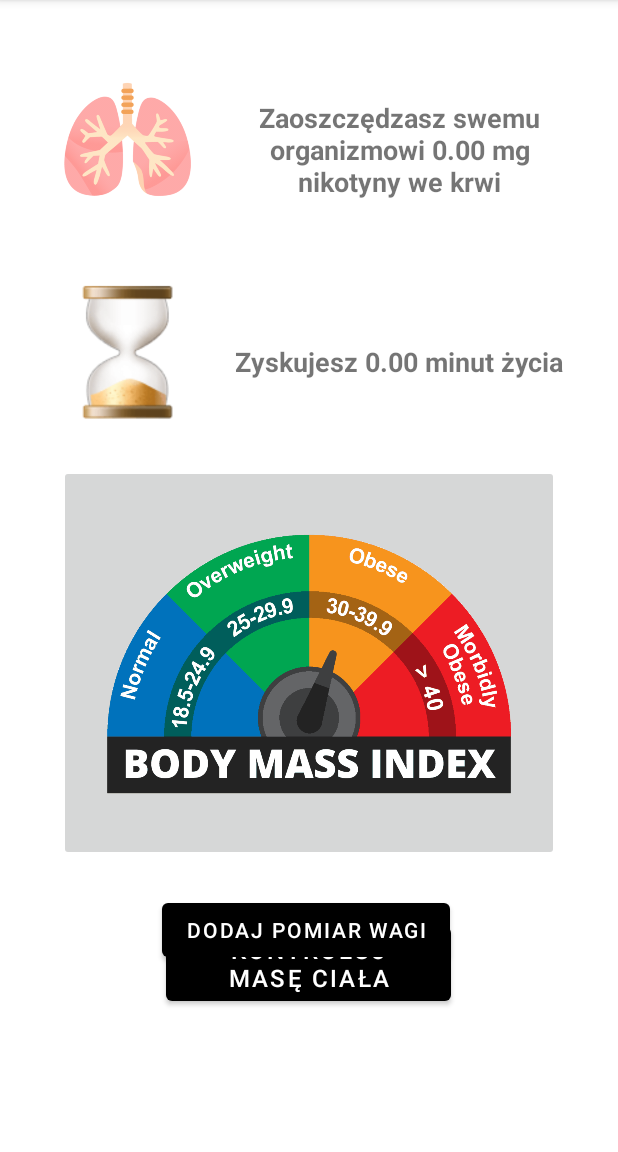
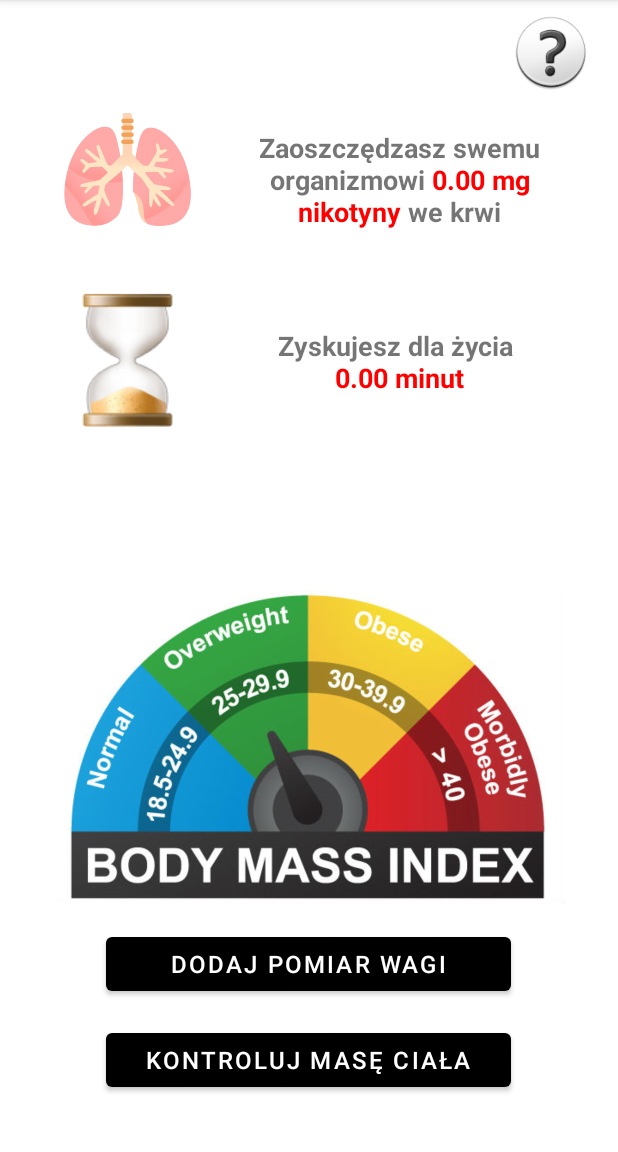
Before and after one commit to staryDziad/StopSmoke, an Android app: the Zdrowie screen opened directly, with no data from a screen before it, on a phone screen of 412 x 824 dp, the part 84-1236 px from its top. Run offline under Robolectric (Android 15) with nearby library versions, the phone set to English and light mode, and no system bars; our stand-ins replace Firebase (no records; nobody signed in at launch, a user with empty details on screens opened directly); 5 statements that could not run were skipped.

Commit message:
koncowka2

```diff
--- a/app/src/main/java/com/example/stopsmoke/Zdrowie.kt
+++ b/app/src/main/java/com/example/stopsmoke/Zdrowie.kt
@@ -1,13 +1,17 @@
 package com.example.stopsmoke
 
 import android.content.Intent
+import android.graphics.Color
 import androidx.appcompat.app.AppCompatActivity
 import android.os.Bundle
+import android.text.SpannableStringBuilder
 import android.view.LayoutInflater
 import android.view.View.GONE
 import android.view.View.VISIBLE
 import android.widget.*
 import androidx.appcompat.app.AlertDialog
+import androidx.core.text.color
+import com.google.common.io.Files.append
 import com.google.firebase.Timestamp
 import java.time.*
 
@@ -18,6 +22,7 @@ class Zdrowie : AppCompatActivity() {
     private var edCzas: TextView? = null
     private var btDodajPop: Button? = null
     private var mapaWagi: MutableMap<String, Double>? = null
+    private var imHelp4: ImageView? = null
 
     override fun onCreate(savedInstanceState: Bundle?) {
         super.onCreate(savedInstanceState)
@@ -26,8 +31,21 @@ class Zdrowie : AppCompatActivity() {
         edNikotyna = findViewById(R.id.edNikotyna)
         edCzas = findViewById(R.id.edZyskanyCzas)
         btDodajPop = findViewById(R.id.BtDodajPop)
+        imHelp4 = findViewById(R.id.imHelp4)
 
         val btBMI = findViewById<ImageButton>(R.id.btBMI)
+
+        imHelp4?.setOnClickListener {
+            val mDialogView =
+                LayoutInflater.from(this@Zdrowie).inflate(R.layout.zdrowie_help, null)
+            val mBuilder = AlertDialog.Builder(this@Zdrowie)
+                .setView(mDialogView)
+                .setTitle("Twoje zdrowie")
+
+            val mAlertDialog = mBuilder.show()
+            val btOk = mAlertDialog.findViewById<Button>(R.id.btZamknijOkno)
+            btOk?.setOnClickListener { mAlertDialog.dismiss() }
+        }
 
         FireStoreClass().getUserDetails(this@Zdrowie)
 
@@ -68,7 +86,7 @@ class Zdrowie : AppCompatActivity() {
                     val dopWaga = dopuszczalnaWaga(n2)
                     val status = bmiStatusWartosc(wskaznikBMI)
                     val roznica = roznica(wskaznikBMI, n1, n2)
-                    txCokolwiek?.setText("# Wartość BMI: $bmiString \n # $status \n # $dopWaga \n # $roznica ")
+                    txCokolwiek?.setText("> Wartość BMI: $bmiString \n > $status \n > $dopWaga \n > $roznica ")
                     txCokolwiek.visibility = VISIBLE
                     btLicz.visibility = GONE
                 } else {
@@ -80,7 +98,6 @@ class Zdrowie : AppCompatActivity() {
                 mAlertDialog.dismiss()
             }
         }
-
 
         btDodajPop?.setOnClickListener {
             val mDialogView =
@@ -102,7 +119,7 @@ class Zdrowie : AppCompatActivity() {
                 var wartoscWagi = 0.0
                 var data = ""
 
-               if (waga?.text.toString().isNotEmpty()) {
+                if (waga?.text.toString().isNotEmpty()) {
                     wartoscWagi = waga?.text.toString().toDouble()
                 }
 
@@ -110,12 +127,13 @@ class Zdrowie : AppCompatActivity() {
                     data = dataWykres?.text.toString()
                 }
 
-               mapaWagi?.set(data, wartoscWagi)
+                mapaWagi?.set(data, wartoscWagi)
 
-               FireStoreClass().updateWykresWagi(this, mapaWagi?.toMap())
+                FireStoreClass().updateWykresWagi(this, mapaWagi?.toMap())
 
-               mAlertDialog.dismiss()
+                mAlertDialog.dismiss()
             }
+
             btAnuluj.setOnClickListener {
                 mAlertDialog.dismiss()
             }
@@ -138,7 +156,6 @@ class Zdrowie : AppCompatActivity() {
         var czasZaoszczedzony = 28.57 * iloscPapierosowDziennie * dniBezPalenia
         var czas = przeliczeniaCzas(czasZaoszczedzony)
         edCzas?.text = czas
-
 
         mapaWagi = user.wykresWagi?.toMutableMap()
     }
@@ -213,32 +230,49 @@ class Zdrowie : AppCompatActivity() {
             .show()
     }
 
-    private fun przeliczeniaNikotyna(nikotyna: Double): String {
-        var tekst = ""
+    private fun przeliczeniaNikotyna(nikotyna: Double): SpannableStringBuilder {
+        var tekst: SpannableStringBuilder
         if (nikotyna < 999) {
             var tekstFormat = String.format("%.2f", nikotyna)
-            tekst = "Zaoszczędzasz swemu organizmowi $tekstFormat mg nikotyny we krwi"
+            //tekst = "Zaoszczędzasz swemu organizmowi $tekstFormat mg nikotyny we krwi"
+            tekst = SpannableStringBuilder()
+                .append("Zaoszczędzasz swemu organizmowi ")
+                .color(Color.rgb(255, 0, 0)) { append("$tekstFormat mg nikotyny") }
+                .append(" we krwi")
         } else {
             var nik = nikotyna / 1000
             var tekstFormat = String.format("%.2f", nik)
-            tekst = "Zaoszczędzasz swemu organizmowi $tekstFormat g nikotyny we krwi"
+            //tekst = "Zaoszczędzasz swemu organizmowi $tekstFormat g nikotyny we krwi"
+            tekst = SpannableStringBuilder()
+                .append("Zaoszczędzasz swemu organizmowi ")
+                .color(Color.rgb(255, 0, 0)) { append("$tekstFormat g nikotyny") }
+                .append(" we krwi")
         }
         return tekst
     }
 
-    private fun przeliczeniaCzas(czas: Double): String {
-        var tekst1 = ""
+    private fun przeliczeniaCzas(czas: Double): SpannableStringBuilder {
+        var tekst1: SpannableStringBuilder
         if (czas < 60) {
             var czasFormat = String.format("%.2f", czas)
-            tekst1 = "Zyskujesz $czasFormat minut życia"
+            //tekst1 = "Zyskujesz $czasFormat minut życia"
+            tekst1 = (SpannableStringBuilder()
+                .append("Zyskujesz dla życia \n")
+                .color(Color.rgb(255, 0, 0)) { append("$czasFormat minut") })
         } else if (czas >= 60 && czas <= 59940) { //odpowiednik 999 godz
             var czasGodz = czas / 60
             var czasFormat1 = String.format("%.2f", czasGodz)
-            tekst1 = "Zyskujesz $czasFormat1 godzin życia"
+            //tekst1 = "Zyskujesz $czasFormat1 godzin życia"
+            tekst1 = (SpannableStringBuilder()
+                .append("Zyskujesz dla życia \n")
+                .color(Color.rgb(255, 0, 0)) { append("$czasFormat1 godzin") })
         } else {
             var czasDni = (czas / 24) / 60
             var czasFormat2 = String.format("%.2f", czasDni)
-            tekst1 = "Zyskujesz $czasFormat2 dni życia"
+            //tekst1 = "Zyskujesz $czasFormat2 dni życia"
+            tekst1 = (SpannableStringBuilder()
+                .append("Zyskujesz dla życia \n")
+                .color(Color.rgb(255, 0, 0)) { append("$czasFormat2 dni") })
         }
         return tekst1
     }
@@ -248,6 +282,4 @@ class Zdrowie : AppCompatActivity() {
         startActivity(intentA)
     }
 
-
-
 }
--- a/app/src/main/res/layout/activity_oszczedzaj.xml
+++ b/app/src/main/res/layout/activity_oszczedzaj.xml
@@ -41,6 +41,8 @@
         android:id="@+id/btCele"
         android:layout_width="180dp"
         android:layout_height="60dp"
+        android:gravity="center"
+        android:textSize="16sp"
         android:text="Dostosuj cel"
         app:layout_constraintBottom_toBottomOf="parent"
         app:layout_constraintEnd_toEndOf="parent"
@@ -52,6 +54,8 @@
         android:id="@+id/btZmienCel"
         android:layout_width="180dp"
         android:layout_height="60dp"
+        android:gravity="center"
+        android:textSize="16sp"
         android:text="Zmień cel"
         android:visibility="gone"
         app:layout_constraintBottom_toBottomOf="parent"
--- a/app/src/main/res/layout/activity_oszczedzaj_cele.xml
+++ b/app/src/main/res/layout/activity_oszczedzaj_cele.xml
@@ -43,6 +43,7 @@
         android:layout_width="180dp"
         android:layout_height="60dp"
         android:gravity="center"
+        android:textSize="16sp"
         android:text="Akceptuj"
         app:layout_constraintBottom_toBottomOf="parent"
         app:layout_constraintEnd_toEndOf="parent"
@@ -56,6 +57,7 @@
         android:layout_width="280dp"
         android:layout_height="60dp"
         android:gravity="center"
+        android:textSize="16sp"
         android:text="USUŃ DOTYCHCZASOWY CEL"
         app:layout_constraintBottom_toBottomOf="parent"
         app:layout_constraintEnd_toEndOf="parent"
--- a/app/src/main/res/layout/activity_zdrowie.xml
+++ b/app/src/main/res/layout/activity_zdrowie.xml
@@ -7,13 +7,29 @@
     tools:context=".Zdrowie">
 
 
+    <ImageView
+        android:id="@+id/imHelp4"
+        android:layout_width="66dp"
+        android:layout_height="56dp"
+        android:layout_alignParentTop="true"
+        android:layout_alignParentEnd="true"
+        android:layout_marginTop="6dp"
+        android:layout_marginEnd="12dp"
+        app:layout_constraintBottom_toTopOf="@+id/progress_bar"
+        app:layout_constraintEnd_toEndOf="parent"
+        app:layout_constraintTop_toTopOf="parent"
+        app:layout_constraintVertical_bias="0.692"
+        app:srcCompat="@drawable/questionmark" />
+
     <Button
         android:id="@+id/btKontrolujMase"
-        android:layout_width="190dp"
-        android:layout_height="61dp"
-        android:layout_alignParentTop="true"
+        android:layout_width="270dp"
+        android:layout_height="wrap_content"
+        android:layout_alignParentStart="false"
+        android:layout_alignParentBottom="true"
         android:layout_centerHorizontal="true"
-        android:layout_marginTop="612dp"
+        android:layout_marginStart="80dp"
+        android:layout_marginBottom="37dp"
         android:gravity="center"
         android:text="Kontroluj masę ciała"
         android:textSize="16sp"
@@ -22,17 +38,20 @@
 
     <ImageButton
         android:id="@+id/btBMI"
-        android:layout_width="333dp"
-        android:layout_height="227dp"
-        android:layout_alignParentTop="true"
-        android:layout_alignParentBottom="true"
+        android:layout_width="340dp"
+        android:layout_height="wrap_content"
+        android:layout_above="@+id/BtDodajPop"
+        android:layout_alignParentStart="true"
+        android:layout_alignParentEnd="true"
         android:layout_centerHorizontal="true"
-        android:layout_marginTop="310dp"
-        android:layout_marginBottom="194dp"
+        android:layout_marginStart="34dp"
+        android:layout_marginEnd="35dp"
+        android:layout_marginBottom="16dp"
         android:layout_weight="1"
         android:adjustViewBounds="true"
-        android:padding="20dp"
-        android:scaleType="centerInside"
+        android:background="@android:color/transparent"
+        android:padding="0dp"
+        android:scaleType="centerCrop"
         app:layout_constraintBottom_toTopOf="@+id/btKontrolujMase"
         app:layout_constraintEnd_toEndOf="parent"
         app:layout_constraintStart_toStartOf="parent"
@@ -46,7 +65,7 @@
         android:layout_alignParentStart="true"
         android:layout_alignParentTop="true"
         android:layout_marginStart="40dp"
-        android:layout_marginTop="50dp"
+        android:layout_marginTop="70dp"
         app:layout_constraintBottom_toTopOf="@+id/imageView5"
         app:layout_constraintEnd_toStartOf="@+id/edNikotyna"
         app:layout_constraintHorizontal_bias="0.152"
@@ -62,7 +81,7 @@
         android:layout_below="@+id/imageView4"
         android:layout_alignParentStart="true"
         android:layout_marginStart="40dp"
-        android:layout_marginTop="50dp"
+        android:layout_marginTop="35dp"
         app:layout_constraintBottom_toBottomOf="parent"
         app:layout_constraintEnd_toStartOf="@+id/edZyskanyCzas"
         app:layout_constraintHorizontal_bias="0.8"
@@ -73,7 +92,6 @@
         android:id="@+id/edZyskanyCzas"
         android:layout_width="200dp"
         android:layout_height="100dp"
-
         android:layout_alignParentTop="true"
         android:layout_alignParentEnd="true"
         android:layout_marginStart="25dp"
@@ -96,7 +114,7 @@
         android:layout_alignParentTop="true"
         android:layout_alignParentEnd="true"
         android:layout_marginStart="25dp"
-        android:layout_marginTop="50dp"
+        android:layout_marginTop="70dp"
         android:layout_marginEnd="35dp"
         android:layout_toEndOf="@+id/imageView4"
         android:gravity="center"
@@ -108,14 +126,16 @@
 
     <Button
         android:id="@+id/BtDodajPop"
-        android:layout_width="wrap_content"
+        android:layout_width="270dp"
         android:layout_height="wrap_content"
-        android:layout_alignParentStart="true"
-        android:layout_alignParentBottom="true"
+        android:layout_above="@+id/btKontrolujMase"
+        android:layout_alignParentEnd="false"
         android:layout_centerHorizontal="true"
-        android:layout_marginStart="108dp"
-        android:layout_marginBottom="124dp"
-        android:text="Dodaj pomiar wagi" />
+        android:layout_marginEnd="81dp"
+        android:layout_marginBottom="16dp"
+        android:gravity="center"
+        android:text="Dodaj pomiar wagi"
+        android:textSize="16sp" />
 
 
 </RelativeLayout>
```
Also changed, not shown: app/src/main/java/com/example/stopsmoke/ZdrowieWykres.kt (+5 -13 lines), app/src/main/java/com/example/stopsmoke/Zerowanie.kt (+4 -7 lines), app/src/main/res/layout/activity_zerowanie.xml (+25 -9 lines), app/src/main/res/layout/zdrowie_help.xml (added, +32 -0 lines), app/src/main/res/drawable/bmi1.PNG (added), app/src/main/res/drawable/bmi1.png (deleted).
